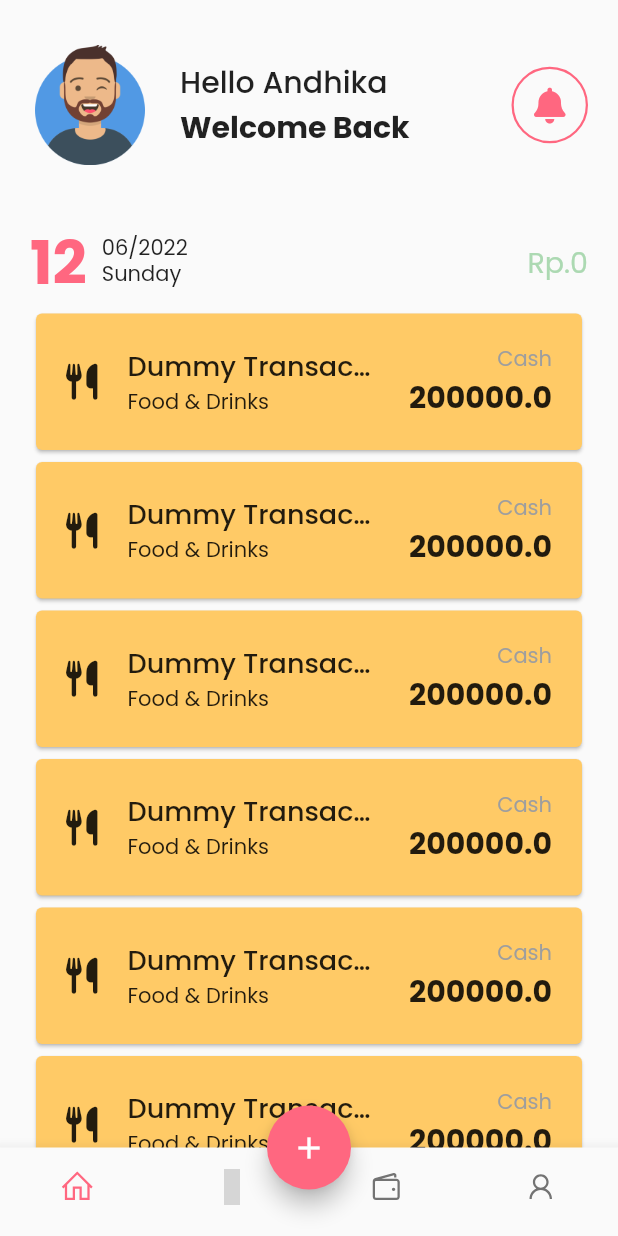
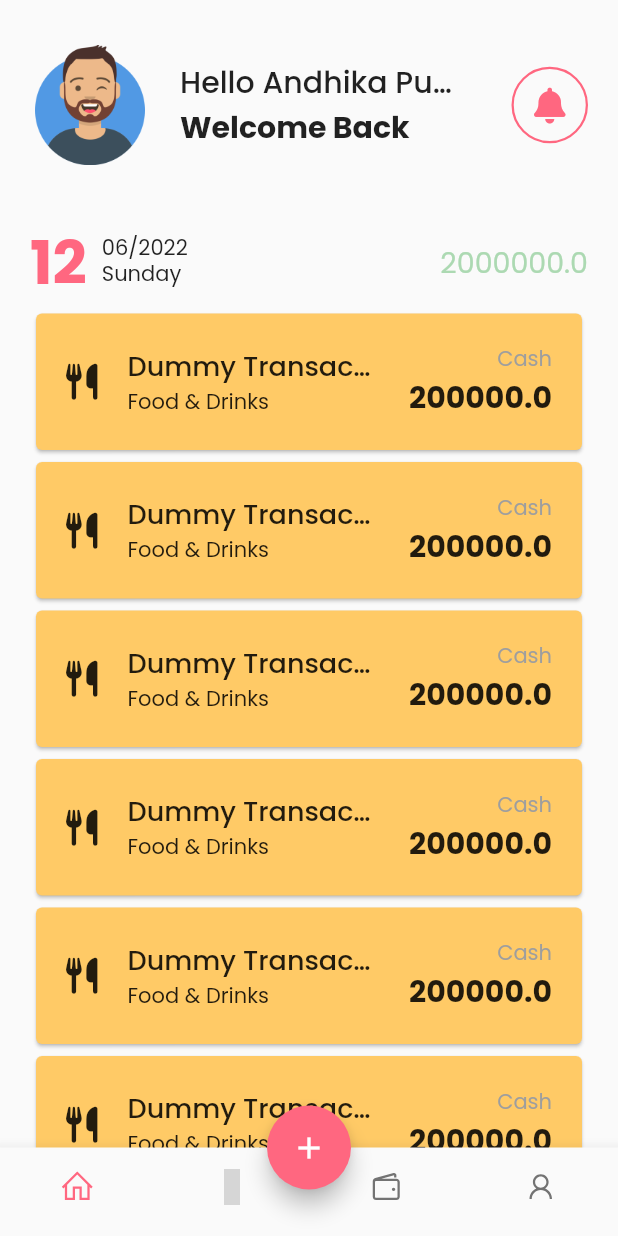
Before and after one commit to davidmahbubi/money-manager-app, a Flutter app: the screen it shows after launch, after a tap on "Login", on a phone screen of 412 x 824 dp. Run offline on Flutter 3.47's test engine with Material 2 defaults, Android fonts, the phone set to English and light mode, and no system bars; our stand-ins replace flutter_svg, font_awesome_flutter, line_awesome_flutter; grey boxes are pictures that could not be loaded.

Commit message:
Added user model, optimized some files

```diff
--- a/lib/components/home_transaction.dart
+++ b/lib/components/home_transaction.dart
@@ -2,7 +2,6 @@ import 'package:flutter/material.dart';
 import 'package:intl/intl.dart';
 import 'package:font_awesome_flutter/font_awesome_flutter.dart';
 import 'package:money_manager_app/components/home_transaction_item.dart';
-import 'package:money_manager_app/constants/enums.dart';
 import 'package:money_manager_app/constants/theme.dart';
 import 'package:money_manager_app/models/standart_transaction.dart';
 import 'package:money_manager_app/models/transaction.dart';
@@ -60,7 +59,11 @@ class HomeTransaction extends StatelessWidget {
         ),
         ...transactionsList
             .map((Transaction transaction) => HomeTransactionItem(
-                  icon: FaIcon(FontAwesomeIcons.utensils),
+                  icon: FaIcon(
+                    (transaction as StandartTransaction)
+                        .transactionCategory
+                        .icon,
+                  ),
                   title: transaction.name,
                   category: (transaction as StandartTransaction)
                       .transactionCategory
--- a/lib/components/top_header_profile.dart
+++ b/lib/components/top_header_profile.dart
@@ -1,16 +1,11 @@
 import 'package:flutter/material.dart';
 import 'package:font_awesome_flutter/font_awesome_flutter.dart';
-import 'package:line_awesome_flutter/line_awesome_flutter.dart';
+import 'package:money_manager_app/models/user.dart';
 
 class TopHeaderProfile extends StatelessWidget {
-  final String imagePath;
-  final String name;
+  final User user;
 
-  const TopHeaderProfile({
-    super.key,
-    required this.imagePath,
-    required this.name,
-  });
+  const TopHeaderProfile({super.key, required this.user});
 
   @override
   Widget build(BuildContext context) {
@@ -18,7 +13,7 @@ class TopHeaderProfile extends StatelessWidget {
       children: [
         ClipRRect(
           borderRadius: const BorderRadius.all(Radius.circular(20)),
-          child: Image.asset(imagePath, width: 80, height: 80),
+          child: Image.asset(user.picture, width: 80, height: 80),
         ),
         const SizedBox(width: 20),
         Expanded(
@@ -27,7 +22,7 @@ class TopHeaderProfile extends StatelessWidget {
             crossAxisAlignment: CrossAxisAlignment.start,
             children: <Widget>[
               Text(
-                'Hello $name',
+                'Hello ${user.name}',
                 style: const TextStyle(
                   fontWeight: FontWeight.w500,
                   fontSize: 20,
--- a/lib/main.dart
+++ b/lib/main.dart
@@ -1,4 +1,5 @@
 import 'package:flutter/material.dart';
+import 'package:font_awesome_flutter/font_awesome_flutter.dart';
 import 'package:money_manager_app/components/bottom_navbar.dart';
 import 'package:money_manager_app/constants/theme.dart';
 import 'package:money_manager_app/data/menu_list.dart';
@@ -68,7 +69,10 @@ class _MainPageState extends State<MainPage> {
 
   void populateDummyTransactions() {
     TransactionCategory category = TransactionCategory(
-        name: 'Food & Drinks', category: TransactionCategoryType.expense);
+      icon: FontAwesomeIcons.utensils,
+      name: 'Food & Drinks',
+      category: TransactionCategoryType.expense,
+    );
     Account account =
         Account(name: 'Cash', description: 'Test Deskripsi', initialAmount: 0);
 
--- a/lib/models/transaction_category.dart
+++ b/lib/models/transaction_category.dart
@@ -1,10 +1,16 @@
+import 'package:flutter/material.dart';
 import 'package:money_manager_app/models/model.dart';
 
 enum TransactionCategoryType { expense, income }
 
 class TransactionCategory extends Model {
+  final IconData icon;
   final String name;
   final TransactionCategoryType category;
 
-  TransactionCategory({required this.name, required this.category});
+  TransactionCategory({
+    required this.name,
+    required this.category,
+    required this.icon,
+  });
 }
--- a/lib/models/transaction_list.dart
+++ b/lib/models/transaction_list.dart
@@ -5,14 +5,20 @@ enum TransactionOrderType { ascending, descending }
 class TransactionList {
   static List<Transaction> transactionsList = [];
 
-  static Map<DateTime, List<Transaction>> groupByDate() {
-    Map<DateTime, List<Transaction>> groupedTransactions = {};
+  static Map<DateTime, Map<String, dynamic>> groupByDate() {
+    Map<DateTime, Map<String, dynamic>> groupedTransactions = {};
 
     for (Transaction transaction in transactionsList) {
       if (groupedTransactions[transaction.dateTime] == null) {
-        groupedTransactions[transaction.dateTime] = [transaction];
+        groupedTransactions[transaction.dateTime] = {
+          "transactions": [transaction],
+          "accumulation": transaction.amount
+        };
       } else {
-        groupedTransactions[transaction.dateTime]!.add(transaction);
+        groupedTransactions[transaction.dateTime]!['transactions']!
+            .add(transaction);
+        groupedTransactions[transaction.dateTime]!['accumulation'] +=
+            transaction.amount;
       }
     }
 
--- /dev/null
+++ b/lib/models/user.dart
@@ -0,0 +1,13 @@
+import 'model.dart';
+
+class User extends Model {
+  String picture;
+  String name;
+  String email;
+
+  User({
+    required this.name,
+    required this.email,
+    this.picture = 'assets/images/default_profile.png',
+  }) : super();
+}
--- a/lib/pages/create_transaction.dart
+++ b/lib/pages/create_transaction.dart
@@ -10,8 +10,8 @@ class CreateTransaction extends StatefulWidget {
 }
 
 class _CreateTransactionState extends State<CreateTransaction> {
-  TextEditingController _dateController = TextEditingController();
-  TextEditingController _timeController = TextEditingController();
+  final TextEditingController _dateController = TextEditingController();
+  final TextEditingController _timeController = TextEditingController();
 
   Future<void> _selectDate(BuildContext context) async {
     DateTime? pickedDate = await showDatePicker(
--- a/lib/pages/transaction.dart
+++ b/lib/pages/transaction.dart
@@ -2,8 +2,10 @@ import 'package:flutter/material.dart';
 import 'package:money_manager_app/components/home_transaction.dart';
 import 'package:money_manager_app/components/top_header_profile.dart';
 import 'package:money_manager_app/constants/theme.dart';
-import 'package:money_manager_app/models/transaction.dart' as transaction_model;
 import 'package:money_manager_app/models/transaction_list.dart';
+import 'package:flutter_svg/flutter_svg.dart';
+
+import 'package:money_manager_app/models/user.dart';
 
 class Transaction extends StatelessWidget {
   const Transaction({Key? key}) : super(key: key);
@@ -22,13 +24,14 @@ class Transaction extends StatelessWidget {
                 right: primaryHorizontalMargin,
               ),
               width: double.infinity,
-              child: const TopHeaderProfile(
-                imagePath: 'assets/images/default_profile.png',
-                name: 'Andhika',
+              child: TopHeaderProfile(
+                user: User(
+                  name: 'Andhika Putra Negara',
+                  email: 'andhikanegara@gmail.com',
+                ),
               ),
             ),
             const SizedBox(height: 25),
-            // Scroll Widget
             Expanded(
               child: SingleChildScrollView(
                 physics: const BouncingScrollPhysics(),
@@ -40,32 +43,7 @@ class Transaction extends StatelessWidget {
                       right: primaryHorizontalMargin,
                       top: 10,
                     ),
-                    child: Column(
-                      children: <Widget>[
-                        ...TransactionList.groupByDate()
-                            .entries
-                            .map(
-                              (
-                                MapEntry<DateTime,
-                                        List<transaction_model.Transaction>>
-                                    transactions,
-                              ) =>
-                                  Column(
-                                children: [
-                                  HomeTransaction(
-                                    dateTime: transactions.key,
-                                    accumulation: 'Rp.0',
-                                    transactionsList: transactions.value,
-                                  ),
-                                  const SizedBox(
-                                    height: 15,
-                                  )
-                                ],
-                              ),
-                            )
-                            .toList(),
-                      ],
-                    ),
+                    child: _renderTransactionsList(context),
                   ),
                 ),
               ),
@@ -75,4 +53,52 @@ class Transaction extends StatelessWidget {
       ),
     );
   }
+
+  Widget _renderTransactionsList(BuildContext context) {
+    if (TransactionList.transactionsList.isNotEmpty) {
+      // Get all transactions group by date
+      Map<DateTime, Map<String, dynamic>> groupedTransactions =
+          TransactionList.groupByDate();
+
+      return Column(
+        children: groupedTransactions.entries
+            .map(_renderHomeTransactionItem)
+            .toList(),
+      );
+    } else {
+      return Column(
+        children: <Widget>[
+          SvgPicture.asset(
+            'assets/images/empty.svg',
+            height: 400,
+          ),
+          const Text(
+            'A Fresh Start Here',
+            style: TextStyle(
+              fontWeight: FontWeight.bold,
+              fontSize: 20,
+            ),
+          ),
+          const SizedBox(height: 10),
+          const Text(
+            'You can start recording your transaction by clicking + icon below',
+            textAlign: TextAlign.center,
+          )
+        ],
+      );
+    }
+  }
+
+  Widget _renderHomeTransactionItem(
+    MapEntry<DateTime, Map<String, dynamic>> transactions,
+  ) =>
+      Column(children: [
+        HomeTransaction(
+          dateTime: transactions.key,
+          accumulation:
+              (transactions.value['accumulation'] as double).toString(),
+          transactionsList: transactions.value['transactions'],
+        ),
+        const SizedBox(height: 15)
+      ]);
 }
--- a/pubspec.yaml
+++ b/pubspec.yaml
@@ -62,12 +62,10 @@ flutter:
   # To add assets to your application, add an assets section, like this:
   assets:
     - assets/images/default_profile.png
-    - assets/images/1.png
-    - assets/images/2.png
-    - assets/images/3.png
     - assets/images/11.svg
     - assets/images/12.svg
     - assets/images/13.svg
+    - assets/images/empty.svg
 
   # An image asset can refer to one or more resolution-specific "variants", see
   # https://flutter.dev/assets-and-images/#resolution-aware
```
Also changed, not shown: assets/images/1.png (deleted), assets/images/2.png (deleted), assets/images/3.png (deleted), assets/images/empty.svg (added).
